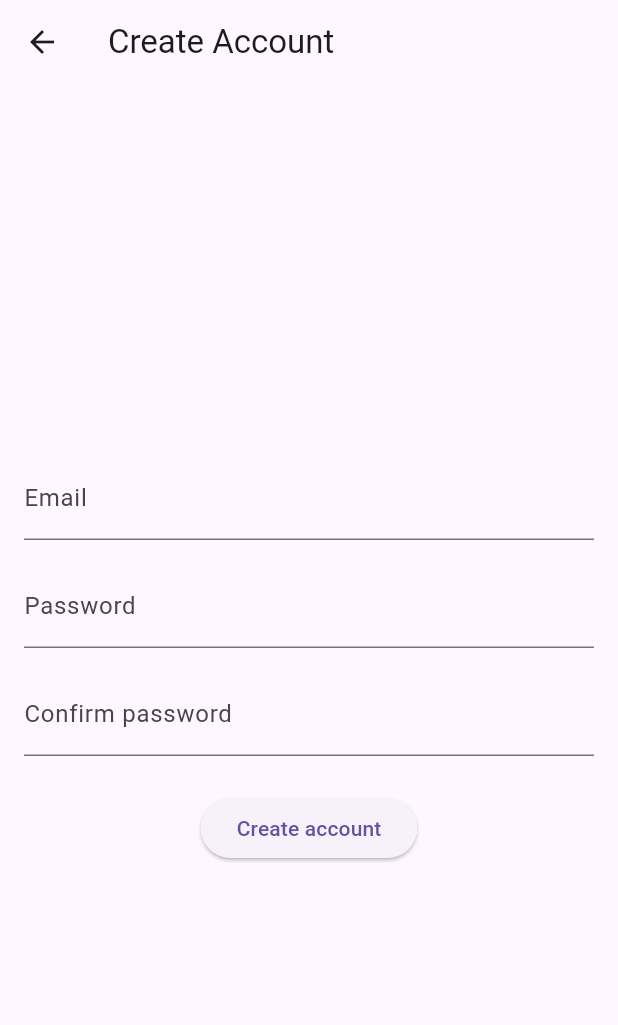
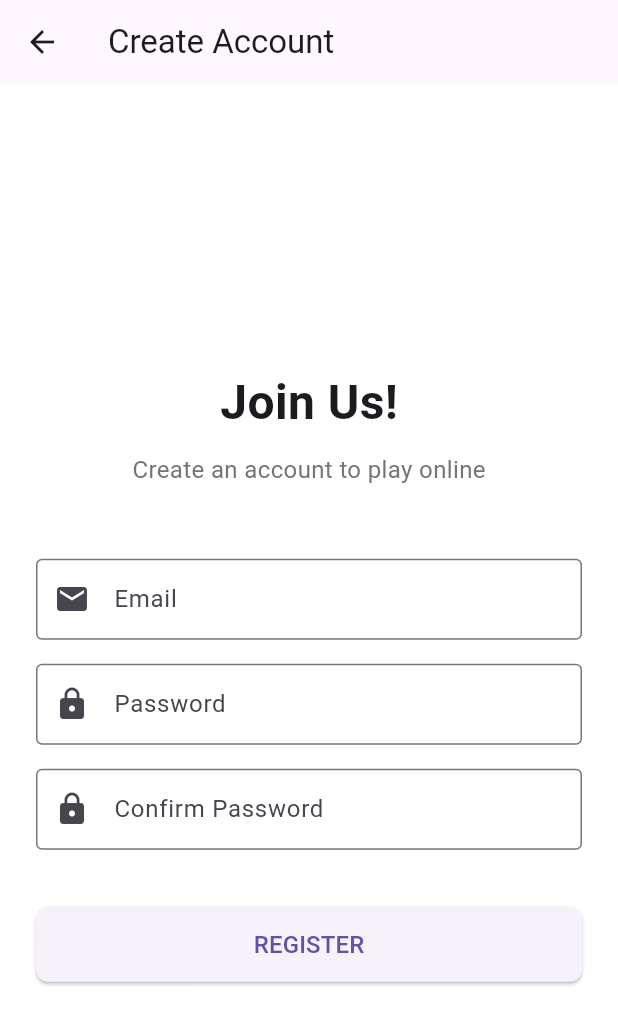
Before and after one commit to ushanvidu/Checkers_Game, a Flutter app: the RegisterScreen screen opened directly, on a phone screen of 412 x 824 dp. Shown: the top 1025 px of the screen. Run offline on Flutter 3.47's test engine with Material 3 defaults, Android fonts, the light colour scheme and no system bars; our stand-ins replace firebase_auth, firebase_core, firebase_database; accounts and stored records are empty.

Commit message:
Implement authentication UI and error handling with custom widgets

```diff
--- a/lib/screens/register_screen.dart
+++ b/lib/screens/register_screen.dart
@@ -1,6 +1,8 @@
 import 'package:flutter/material.dart';
 import 'package:firebase_auth/firebase_auth.dart';
 import 'package:firebase_database/firebase_database.dart';
+import '../widgets/custom_auth_widgets.dart';
+import '../utils/auth_exceptions.dart';
 import 'home_page.dart';
 
 class RegisterScreen extends StatefulWidget {
@@ -15,12 +17,10 @@ class _RegisterScreenState extends State<RegisterScreen> {
   final _passwordController = TextEditingController();
   final _confirmController = TextEditingController();
   bool _isLoading = false;
-  String? _errorMessage;
 
   Future<void> _register() async {
     setState(() {
       _isLoading = true;
-      _errorMessage = null;
     });
 
     try {
@@ -29,16 +29,10 @@ class _RegisterScreenState extends State<RegisterScreen> {
       final confirm = _confirmController.text.trim();
 
       if (email.isEmpty || password.isEmpty || confirm.isEmpty) {
-        setState(() => _errorMessage = 'Please fill all fields.');
-        return;
-      }
-      if (password.length < 6) {
-        setState(() => _errorMessage = 'Password must be at least 6 characters.');
-        return;
+        throw FirebaseAuthException(code: 'unknown', message: 'Please fill all fields.');
       }
       if (password != confirm) {
-        setState(() => _errorMessage = 'Passwords do not match.');
-        return;
+        throw FirebaseAuthException(code: 'unknown', message: 'Passwords do not match.');
       }
 
       final userCred = await FirebaseAuth.instance.createUserWithEmailAndPassword(
@@ -51,19 +45,26 @@ class _RegisterScreenState extends State<RegisterScreen> {
       await ref.set({
         "email": email,
         "uid": userCred.user!.uid,
-        // Add other fields as needed
+        "createdAt": DateTime.now().toIso8601String(),
       });
-      // log success
-      debugPrint('Registered user: ${userCred.user?.uid}');
+
       if (!mounted) return;
-      // navigate to home
-      Navigator.of(context).pushReplacement(MaterialPageRoute(builder: (_) => const HomePage()));
-    } on FirebaseAuthException catch (e, st) {
-      debugPrint('FirebaseAuthException: ${e.code} ${e.message}\n$st');
-      setState(() => _errorMessage = '(${e.code}) ${e.message}');
-    } catch (e, st) {
-      debugPrint('Register error: $e\n$st');
-      setState(() => _errorMessage = e.toString());
+      // Navigate to home and remove all previous routes
+      Navigator.of(context).pushAndRemoveUntil(
+        MaterialPageRoute(builder: (_) => const HomePage()),
+        (route) => false,
+      );
+    } catch (e) {
+      if (mounted) {
+        final errorMessage = AuthExceptionHandler.handleException(e);
+        ScaffoldMessenger.of(context).showSnackBar(
+          SnackBar(
+            content: Text(errorMessage),
+            backgroundColor: Colors.red,
+            behavior: SnackBarBehavior.floating,
+          ),
+        );
+      }
     } finally {
       if (mounted) {
         setState(() {
@@ -84,45 +85,60 @@ class _RegisterScreenState extends State<RegisterScreen> {
   @override
   Widget build(BuildContext context) {
     return Scaffold(
-      appBar: AppBar(title: const Text('Create Account')),
-      body: Padding(
-        padding: const EdgeInsets.all(16.0),
+      appBar: AppBar(
+        title: const Text('Create Account'),
+      ),
+      body: AuthBackground(
+        child: Center(
+          child: SingleChildScrollView(
+            padding: const EdgeInsets.all(24.0),
             child: Column(
               mainAxisAlignment: MainAxisAlignment.center,
               children: [
-            if (_errorMessage != null)
-              Padding(
-                padding: const EdgeInsets.only(bottom: 16.0),
-                child: Text(
-                  _errorMessage!,
-                  style: const TextStyle(color: Colors.red),
+                const SizedBox(height: 20),
+                const Text(
+                  'Join Us!',
+                  style: TextStyle(
+                    fontSize: 32,
+                    fontWeight: FontWeight.bold,
                   ),
                 ),
-            TextField(
+                const SizedBox(height: 10),
+                Text(
+                  'Create an account to play online',
+                  style: TextStyle(
+                    fontSize: 16,
+                    color: Colors.grey[600],
+                  ),
+                ),
+                const SizedBox(height: 40),
+                CustomTextField(
                   controller: _emailController,
-              decoration: const InputDecoration(labelText: 'Email'),
+                  label: 'Email',
+                  icon: Icons.email,
                   keyboardType: TextInputType.emailAddress,
                 ),
-            const SizedBox(height: 16),
-            TextField(
+                CustomTextField(
                   controller: _passwordController,
-              decoration: const InputDecoration(labelText: 'Password'),
-              obscureText: true,
+                  label: 'Password',
+                  icon: Icons.lock,
+                  isPassword: true,
                 ),
-            const SizedBox(height: 16),
-            TextField(
+                CustomTextField(
                   controller: _confirmController,
-              decoration: const InputDecoration(labelText: 'Confirm password'),
-              obscureText: true,
+                  label: 'Confirm Password',
+                  icon: Icons.lock,
+                  isPassword: true,
                 ),
-            const SizedBox(height: 24),
-            _isLoading
-              ? const CircularProgressIndicator()
-              : ElevatedButton(
+                const SizedBox(height: 30),
+                AuthButton(
+                  text: 'REGISTER',
                   onPressed: _register,
-                child: const Text('Create account'),
+                  isLoading: _isLoading,
                 ),
               ],
+            ),
+          ),
         ),
       ),
     );
--- /dev/null
+++ b/lib/widgets/custom_auth_widgets.dart
@@ -0,0 +1,90 @@
+import 'package:flutter/material.dart';
+
+class AuthBackground extends StatelessWidget {
+  final Widget child;
+  const AuthBackground({super.key, required this.child});
+
+  @override
+  Widget build(BuildContext context) {
+    return Container(
+      width: double.infinity,
+      height: double.infinity,
+      color: Colors.white,
+      child: SafeArea(child: child),
+    );
+  }
+}
+
+class CustomTextField extends StatelessWidget {
+  final TextEditingController controller;
+  final String label;
+  final IconData icon;
+  final bool isPassword;
+  final TextInputType keyboardType;
+
+  const CustomTextField({
+    super.key,
+    required this.controller,
+    required this.label,
+    required this.icon,
+    this.isPassword = false,
+    this.keyboardType = TextInputType.text,
+  });
+
+  @override
+  Widget build(BuildContext context) {
+    return Container(
+      margin: const EdgeInsets.symmetric(vertical: 8),
+      child: TextField(
+        controller: controller,
+        obscureText: isPassword,
+        keyboardType: keyboardType,
+        decoration: InputDecoration(
+          prefixIcon: Icon(icon),
+          labelText: label,
+          border: const OutlineInputBorder(),
+          contentPadding: const EdgeInsets.symmetric(horizontal: 16, vertical: 15),
+        ),
+      ),
+    );
+  }
+}
+
+class AuthButton extends StatelessWidget {
+  final String text;
+  final VoidCallback onPressed;
+  final bool isLoading;
+
+  const AuthButton({
+    super.key,
+    required this.text,
+    required this.onPressed,
+    this.isLoading = false,
+  });
+
+  @override
+  Widget build(BuildContext context) {
+    return SizedBox(
+      width: double.infinity,
+      height: 50,
+      child: ElevatedButton(
+        onPressed: isLoading ? null : onPressed,
+        style: ElevatedButton.styleFrom(
+          shape: RoundedRectangleBorder(
+            borderRadius: BorderRadius.circular(8),
+          ),
+        ),
+        child: isLoading
+            ? const SizedBox(
+                height: 24,
+                width: 24,
+                child: CircularProgressIndicator(strokeWidth: 2),
+              )
+            : Text(
+                text,
+                style: const TextStyle(fontSize: 16),
+              ),
+      ),
+    );
+  }
+}
```
Also changed, not shown: lib/screens/login_screen.dart (+57 -31 lines), lib/utils/auth_exceptions.dart (added, +25 -0 lines). Lines whose indentation alone changed are shown as unchanged.
